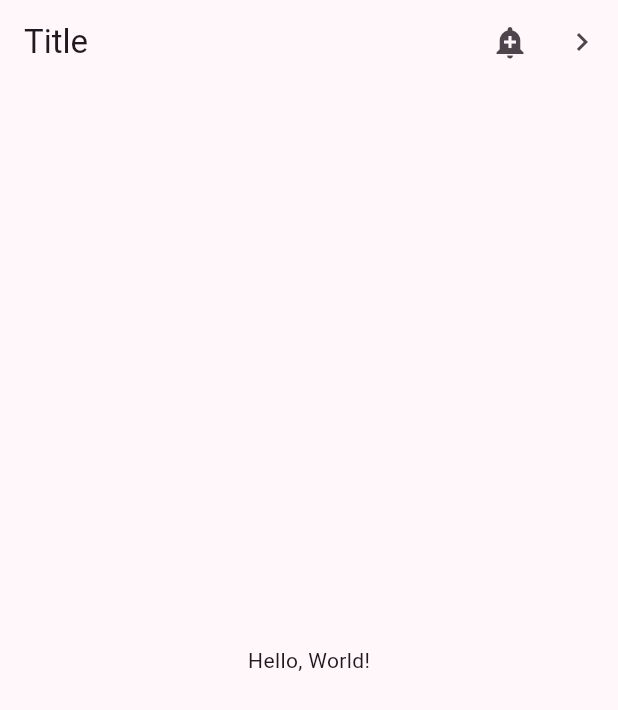
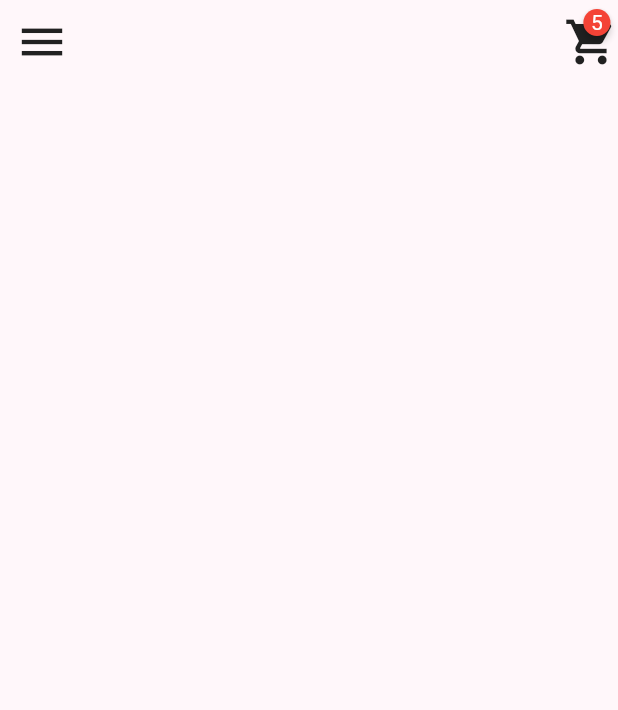
Before and after one commit to adimerpaul/cafeitaliaApp, a Flutter app: the screen it shows after launch, on a phone screen of 412 x 824 dp. Shown: the top 710 px of the screen. Run offline on Flutter 3.47's test engine with Material 3 defaults, Android fonts, the phone set to English and light mode, and no system bars; drawn by our look-alikes of badges.

Commit message:
modificado para colcoar los menus de shop y menu

```diff
--- a/lib/pages/MyHomePage.dart
+++ b/lib/pages/MyHomePage.dart
@@ -1,4 +1,5 @@
 import 'package:flutter/material.dart';
+import 'package:badges/badges.dart' as badges;
 
 class MyHomePage extends StatefulWidget {
   const MyHomePage({super.key});
@@ -8,24 +9,33 @@ class MyHomePage extends StatefulWidget {
 }
 
 class _MyHomePageState extends State<MyHomePage> {
+  int cartItems = 5;
   @override
   Widget build(BuildContext context) {
     return Scaffold(
       appBar: AppBar(
-          title: const Text('Title'),
+        elevation: 0,
+        leading: Icon(
+          Icons.menu,
+          color: Colors.grey[900],
+          size: 36,
+        ),
         actions: [
-          IconButton(
-            icon: const Icon(Icons.add_alert),
-            onPressed: () {},
-          ),
-          IconButton(
-            icon: const Icon(Icons.navigate_next),
-            onPressed: () {},
+          badges.Badge(
+            position: badges.BadgePosition.topEnd(top: -10, end: 5),
+            badgeContent: Text(
+              cartItems.toString(),
+              style: TextStyle(
+                color: Colors.white,
+              ),
+            ),
+            child: Icon(
+              Icons.shopping_cart,
+              color: Colors.grey[900],
+              size: 36,
+            ),
           ),
         ],
-      ),
-      body: const Center(
-        child: Text('Hello, World!'),
       ),
     );
   }
--- a/pubspec.yaml
+++ b/pubspec.yaml
@@ -35,6 +35,7 @@ dependencies:
   # The following adds the Cupertino Icons font to your application.
   # Use with the CupertinoIcons class for iOS style icons.
   cupertino_icons: ^1.0.2
+  badges: ^3.1.2
 
 dev_dependencies:
   flutter_test:
```
Also changed, not shown: pubspec.lock.
